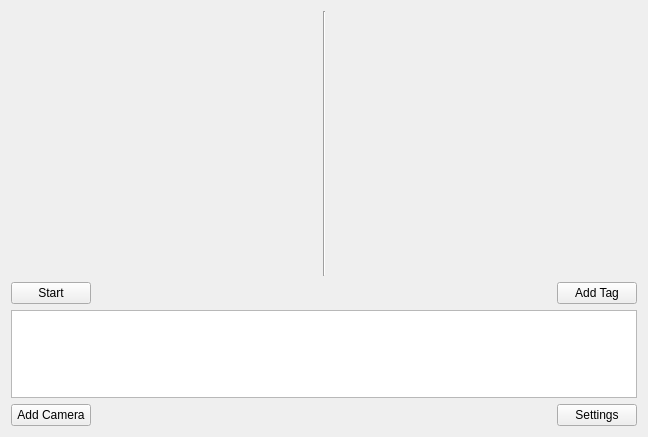
Before: the Qt Designer form Observer/videotag.ui in Netmisha/observer, drawn with Qt 5.
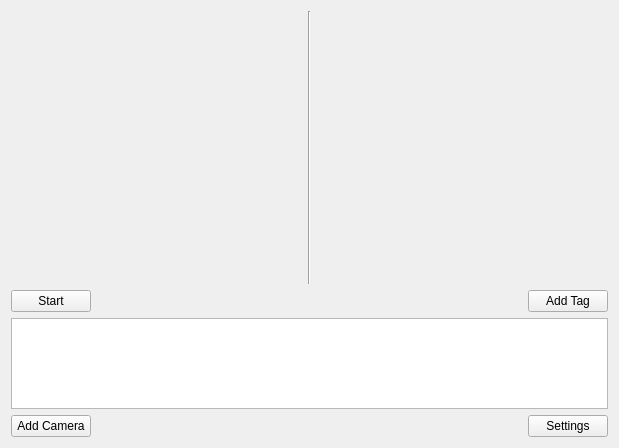
After: the same form once the commit is applied.

```diff
--- a/Observer/videotag.ui
+++ b/Observer/videotag.ui
@@ -6,8 +6,8 @@
    <rect>
     <x>0</x>
     <y>0</y>
-    <width>648</width>
-    <height>437</height>
+    <width>619</width>
+    <height>448</height>
    </rect>
   </property>
   <property name="windowTitle">
```
Left out of the diff: 10 changed lines with no effect on the pictures.
